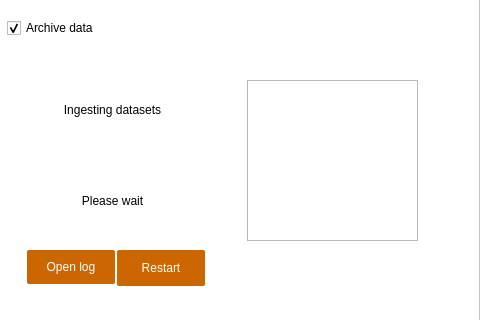
First picture: the form in PSIArchiver/dialog.ui, repository paulscherrerinstitute/scicat-qt, before the edit; both pictures show x 334 to 814 and y 210 to 530 of the 814 by 681 pixel window.
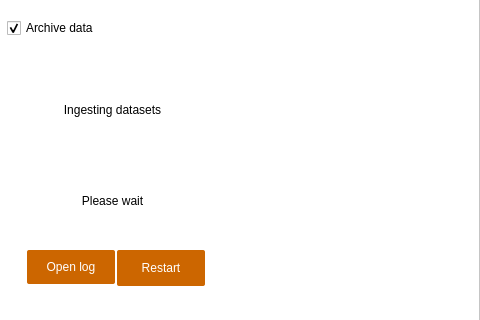
Second picture: the form after the edit. Icons and pictures are not drawn.

```diff
--- a/PSIArchiver/dialog.ui
+++ b/PSIArchiver/dialog.ui
@@ -2037,16 +2037,6 @@
               </item>
              </layout>
             </widget>
-            <widget class="QPlainTextEdit" name="plainTextEdit">
-             <property name="geometry">
-              <rect>
-               <x>460</x>
-               <y>210</y>
-               <width>171</width>
-               <height>161</height>
-              </rect>
-             </property>
-            </widget>
             <widget class="QPushButton" name="pushButtonOpenLog">
              <property name="geometry">
               <rect>
```
